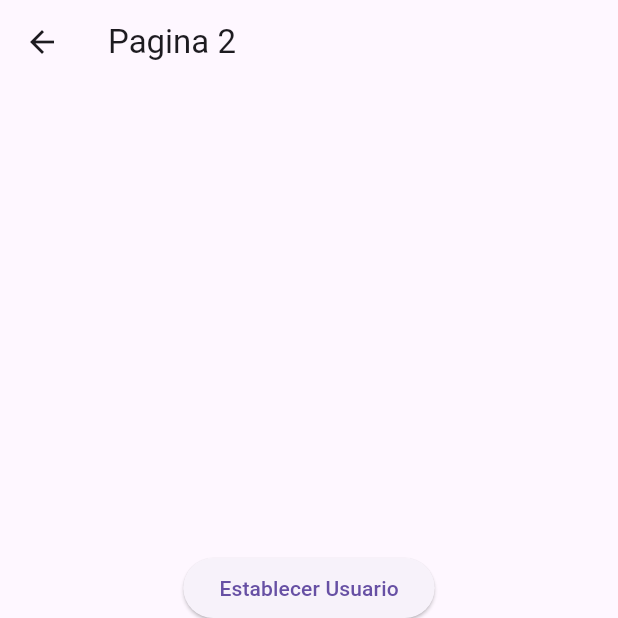
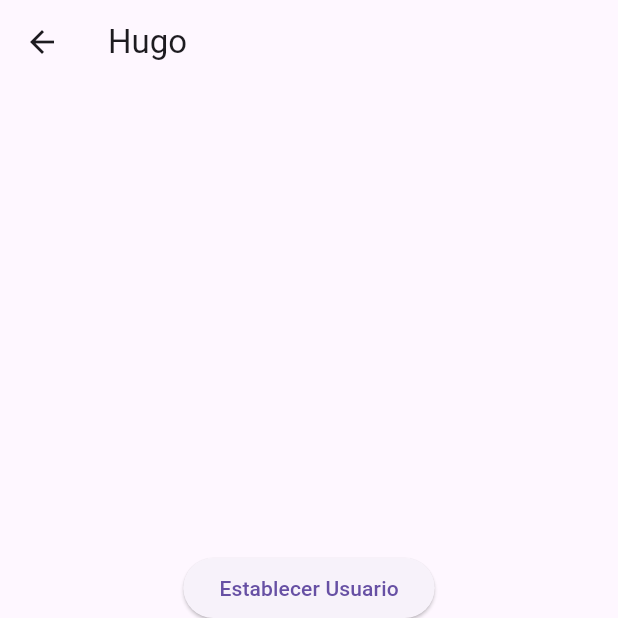
Before and after one commit to hdgch1106/flutter-estados-app, a Flutter app: the Pagina2Page screen opened by its route, after a tap on "Establecer Usuario", on a phone screen of 412 x 824 dp, the top half of it. Run offline on Flutter 3.47's test engine with Material 2 defaults, Android fonts, the phone set to English and light mode, and no system bars.

Commit message:
Fin singleton

```diff
--- a/lib/pages/pagina1_page.dart
+++ b/lib/pages/pagina1_page.dart
@@ -1,3 +1,5 @@
+import 'package:estados_app/models/usuario.dart';
+import 'package:estados_app/services/usuario_service.dart';
 import 'package:flutter/material.dart';
 
 class Pagina1Page extends StatelessWidget {
@@ -9,7 +11,18 @@ class Pagina1Page extends StatelessWidget {
       appBar: AppBar(
         title: const Text("Pagina 1"),
       ),
-      body: InformacionUsuario(),
+      body: StreamBuilder(
+        stream: usuarioServie.usuarioStream,
+        builder: (BuildContext context, AsyncSnapshot<Usuario> snapshot) {
+          return snapshot.hasData
+              ? InformacionUsuario(
+                  usuario: snapshot.data!,
+                )
+              : const Center(
+                  child: Text("No hay información del usuario"),
+                );
+        },
+      ),
       floatingActionButton: FloatingActionButton(
         child: const Icon(Icons.accessibility_new),
         onPressed: () {
@@ -21,7 +34,8 @@ class Pagina1Page extends StatelessWidget {
 }
 
 class InformacionUsuario extends StatelessWidget {
-  const InformacionUsuario({super.key});
+  final Usuario usuario;
+  const InformacionUsuario({super.key, required this.usuario});
 
   @override
   Widget build(BuildContext context) {
@@ -29,20 +43,26 @@ class InformacionUsuario extends StatelessWidget {
       width: double.infinity,
       height: double.infinity,
       padding: const EdgeInsets.all(20.0),
-      child: const Column(
+      child: Column(
         crossAxisAlignment: CrossAxisAlignment.start,
         children: [
-          Text("General",
+          const Text("General",
               style: TextStyle(fontSize: 18, fontWeight: FontWeight.bold)),
-          Divider(),
-          ListTile(title: Text("Nombre: ")),
-          ListTile(title: Text("Edad: ")),
-          Text("Profesiones",
+          const Divider(),
+          ListTile(title: Text("Nombre: ${usuario.nombre}")),
+          ListTile(title: Text("Edad: ${usuario.edad}")),
+          const Text("Profesiones",
               style: TextStyle(fontSize: 18, fontWeight: FontWeight.bold)),
-          Divider(),
-          ListTile(title: Text("Profesion 1")),
-          ListTile(title: Text("Profesion 1")),
-          ListTile(title: Text("Profesion 1")),
+          const Divider(),
+          Expanded(
+            child: ListView.builder(
+              itemCount: usuario.profesiones.length,
+              itemBuilder: (context, index) => ListTile(
+                title: Text(
+                    "Profesion ${index + 1}: ${usuario.profesiones[index]}"),
+              ),
+            ),
+          )
         ],
       ),
     );
--- a/lib/pages/pagina2_page.dart
+++ b/lib/pages/pagina2_page.dart
@@ -1,3 +1,5 @@
+import 'package:estados_app/models/usuario.dart';
+import 'package:estados_app/services/usuario_service.dart';
 import 'package:flutter/material.dart';
 
 class Pagina2Page extends StatelessWidget {
@@ -7,7 +9,14 @@ class Pagina2Page extends StatelessWidget {
   Widget build(BuildContext context) {
     return Scaffold(
       appBar: AppBar(
-        title: const Text("Pagina 2"),
+        title: StreamBuilder(
+          stream: usuarioServie.usuarioStream,
+          builder: (BuildContext context, AsyncSnapshot<Usuario> snapshot) {
+            return !snapshot.hasData
+                ? const Text("Pagina 2")
+                : Text(snapshot.data!.nombre);
+          },
+        ),
       ),
       body: Center(
           child: Column(
@@ -15,11 +24,20 @@ class Pagina2Page extends StatelessWidget {
         children: [
           ElevatedButton(
             child: const Text("Establecer Usuario"),
-            onPressed: () {},
+            onPressed: () {
+              final newUser = Usuario(
+                nombre: "Hugo",
+                edad: 22,
+                profesiones: ["Desarrollador Flutter", "Python"],
+              );
+              usuarioServie.cargarUsuario(newUser);
+            },
           ),
           ElevatedButton(
             child: const Text("Cambiar Edad"),
-            onPressed: () {},
+            onPressed: () {
+              usuarioServie.cambiadEdad(23);
+            },
           ),
           ElevatedButton(
             child: const Text("Añadir Profesion"),
```
Also changed, not shown: lib/services/usuario_service.dart (added, +35 -0 lines).
